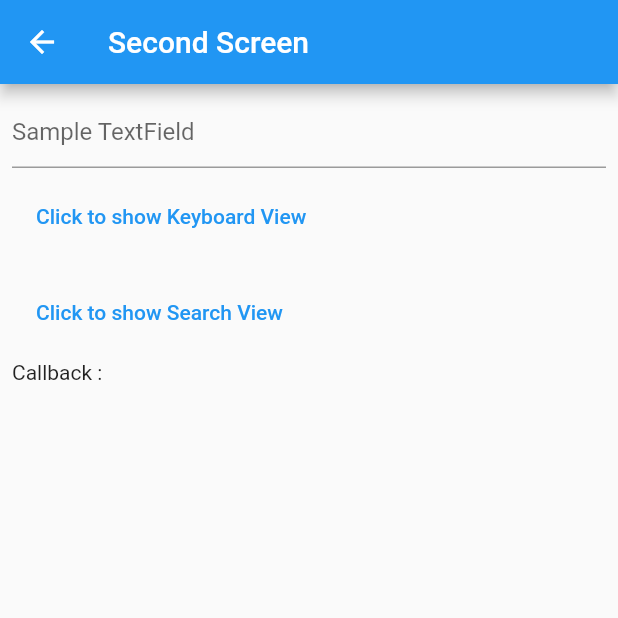
After one commit to hojunjeong90/stipop_flutter_test, a Flutter app: the screen it shows after launch, after a tap on "Go to the other screen", on a phone screen of 412 x 824 dp, the top half of it. The commit adds this screen. Run offline on Flutter 3.47's test engine with Material 2 defaults, Android fonts, the phone set to English and light mode, and no system bars; missing offline and left inert: stipop_sdk.

Commit message:
Add a other screen example

```diff
--- a/lib/main.dart
+++ b/lib/main.dart
@@ -1,8 +1,9 @@
 import 'package:flutter/material.dart';
+import 'package:stipop_flutter_test/second_screen.dart';
 import 'package:stipop_sdk/stipop_plugin.dart';
 
 void main() {
-  runApp(const MyApp());
+  runApp(const MaterialApp(home: MyApp()));
 }
 
 class MyApp extends StatefulWidget {
@@ -60,6 +61,15 @@ class _MyAppState extends State<MyApp> {
                   padding: const EdgeInsets.all(8.0),
                   child: TextButton(
                     onPressed: () {
+                      Navigator.of(context).push(MaterialPageRoute(builder: (context) => SecondScreen()));
+                    },
+                    child: const Text('Go to the other screen'),
+                  ),
+                ),
+                Padding(
+                  padding: const EdgeInsets.all(8.0),
+                  child: TextButton(
+                    onPressed: () {
                       stipop.showKeyboard();
                     },
                     child: const Text('Click to show Keyboard View'),
--- /dev/null
+++ b/lib/second_screen.dart
@@ -0,0 +1,86 @@
+import 'package:flutter/material.dart';
+import 'package:stipop_sdk/stipop_plugin.dart';
+
+class SecondScreen extends StatefulWidget {
+  const SecondScreen({Key? key}) : super(key: key);
+
+  @override
+  State<SecondScreen> createState() => SecondState();
+}
+
+class SecondState extends State<SecondScreen> {
+  late Stipop stipop;
+  String callbackMsg = '';
+  String? stickerImg = null;
+
+  @override
+  void initState() {
+    super.initState();
+    stipop = Stipop(
+      'some_user_id',
+      languageCode: 'en',
+      countryCode: 'US',
+      onStickerPackSelected: (spPackage) {
+        setState(() {
+          callbackMsg = 'onStickerPackSelected\n${spPackage.toJson()}';
+          stickerImg = null;
+        });
+      },
+      onStickerSelected: (sticker) {
+        setState(() {
+          callbackMsg = 'onStickerSelected\n${sticker.toJson()}';
+          stickerImg = sticker.stickerImg;
+        });
+      },
+    );
+  }
+
+  @override
+  Widget build(BuildContext context) {
+    return Scaffold(
+      appBar: AppBar(
+        title: const Text("Second Screen"),
+      ),
+        body: Padding(
+          padding: const EdgeInsets.all(8.0),
+          child: Column(
+            crossAxisAlignment: CrossAxisAlignment.start,
+            children: <Widget>[
+              const TextField(
+                decoration: InputDecoration(
+                  hintText: 'Sample TextField',
+                ),
+              ),
+              Padding(
+                padding: const EdgeInsets.all(8.0),
+                child: TextButton(
+                  onPressed: () {
+                    stipop.showKeyboard();
+                  },
+                  child: const Text('Click to show Keyboard View'),
+                ),
+              ),
+              Padding(
+                padding: const EdgeInsets.all(8.0),
+                child: TextButton(
+                  onPressed: () {
+                    stipop.showSearch();
+                  },
+                  child: const Text('Click to show Search View'),
+                ),
+              ),
+              if (stickerImg != null)
+                Image.network(
+                  stickerImg!,
+                  width: 100,
+                  height: 100,
+                ),
+              Expanded(
+                child: Text('Callback : \n$callbackMsg'),
+              ),
+            ],
+          ),
+        )
+    );
+  }
+}
```
